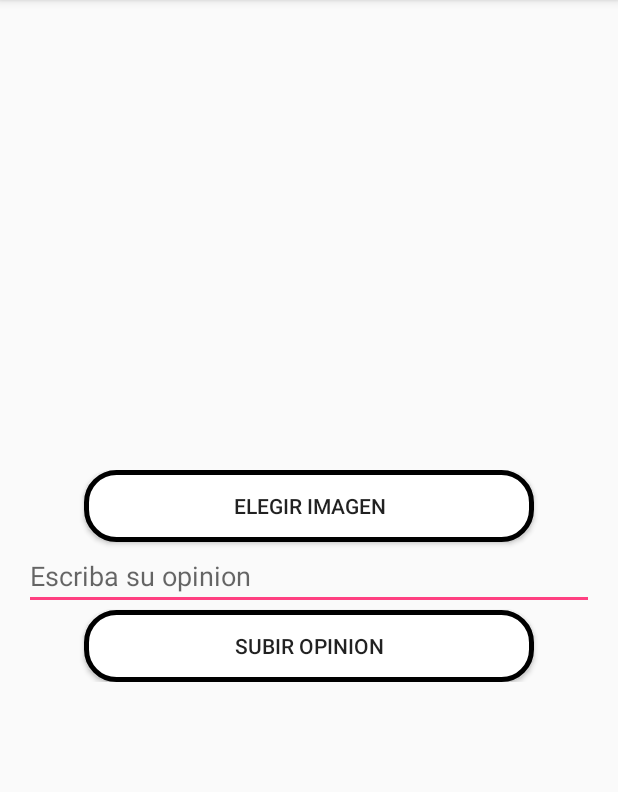
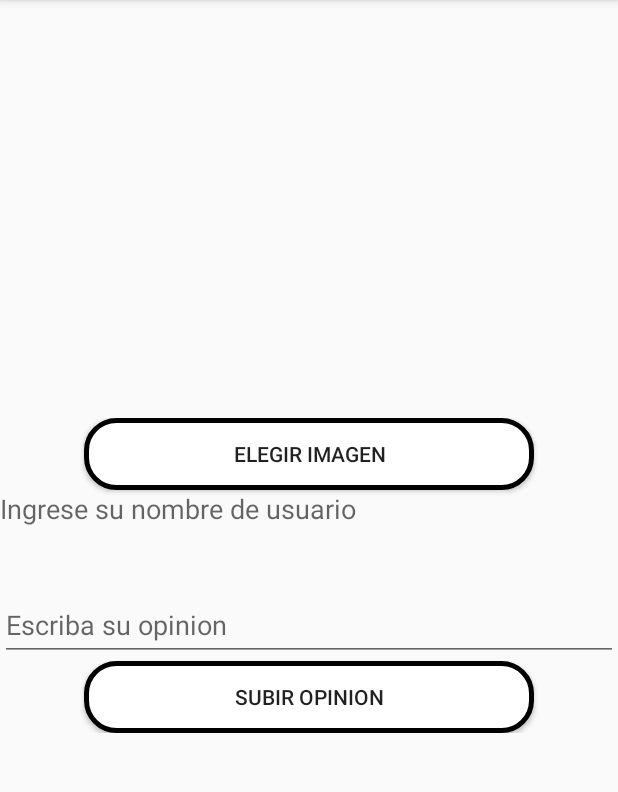
Before and after one commit to Dorkoz-c/SkinTearsFinal2019, an Android app: the SubirImagenActivity screen opened directly, with no data from a screen before it, on a phone screen of 412 x 824 dp, the part 84-876 px from its top. Run offline under Robolectric (Android 15) with nearby library versions, the phone set to English and light mode, and no system bars; our stand-ins replace Volley.

Commit message:
Se agregó el nombre del usuario y se arregló la imagen en el servidor

```diff
--- a/v1.0 SkinTearsApp/app/src/main/java/cl/ccu/skintears/activities/reconocimiento/SubirImagenActivity.java
+++ b/v1.0 SkinTearsApp/app/src/main/java/cl/ccu/skintears/activities/reconocimiento/SubirImagenActivity.java
@@ -8,7 +8,6 @@ import android.net.ConnectivityManager;
 import android.net.NetworkInfo;
 import android.net.Uri;
 import android.os.Bundle;
-import android.os.Handler;
 import android.provider.MediaStore;
 import android.support.v7.app.AppCompatActivity;
 import android.util.Base64;
@@ -16,6 +15,7 @@ import android.view.View;
 import android.widget.Button;
 import android.widget.EditText;
 import android.widget.ImageView;
+import android.widget.TextView;
 import android.widget.Toast;
 
 import com.android.volley.AuthFailureError;
@@ -30,7 +30,6 @@ import com.android.volley.toolbox.Volley;
 import org.apache.commons.lang3.RandomStringUtils;
 
 import cl.ccu.skintears.R;
-import cl.ccu.skintears.activities.CompartirImagenActivity;
 
 import java.io.ByteArrayOutputStream;
 import java.io.IOException;
@@ -46,6 +45,8 @@ public class SubirImagenActivity extends AppCompatActivity implements View.OnCli
 
     private EditText editTextName;
 
+    private TextView usuarioText;
+
     private Bitmap bitmap;
 
     private int PICK_IMAGE_REQUEST = 1;
@@ -55,6 +56,7 @@ public class SubirImagenActivity extends AppCompatActivity implements View.OnCli
     private String KEY_IMAGEN = "foto";
     private String KEY_NOMBRE = "opinion";
     private String KEY_RANIMG = "randomstring";
+    private String KEY_USUARIO = "usuario";
 
 
     @Override
@@ -66,6 +68,7 @@ public class SubirImagenActivity extends AppCompatActivity implements View.OnCli
         btnSubir = (Button) findViewById(R.id.btnSubir);
 
         editTextName = (EditText) findViewById(R.id.editText);
+        usuarioText = (TextView) findViewById(R.id.usuarioTextView);
 
         imageView = (ImageView) findViewById(R.id.imageView);
 
@@ -104,7 +107,7 @@ public class SubirImagenActivity extends AppCompatActivity implements View.OnCli
 
     private void uploadImage() {
         //Mostrar el diálogo de progreso
-        final ProgressDialog loading = ProgressDialog.show(this, "Subiendo Imagen", "Espere por favor . . .", false, false);
+        final ProgressDialog loading = ProgressDialog.show(this, "Subiendo Imagen Y Opinion", "Espere por favor . . .", false, false);
         StringRequest stringRequest = new StringRequest(Request.Method.POST, UPLOAD_URL,
                 new Response.Listener<String>() {
                     @Override
@@ -132,7 +135,10 @@ public class SubirImagenActivity extends AppCompatActivity implements View.OnCli
                 //Convertir bits a cadena
                 String imagen = getStringImagen(bitmap);
 
-                //Obtener el nombre de la imagen
+                //se agrega el nombre del usuario que registra la opinion
+                String usuarioNombre = usuarioText.getText().toString();
+
+                //Obtener la opinion de la imagen
                 String opinion = editTextName.getText().toString().trim();
 
                 //Creación de parámetros
@@ -144,6 +150,7 @@ public class SubirImagenActivity extends AppCompatActivity implements View.OnCli
                 params.put(KEY_IMAGEN, imagen);
                 params.put(KEY_NOMBRE, opinion);
                 params.put(KEY_RANIMG, random);
+                params.put(KEY_USUARIO, usuarioNombre);
 
                 //Parámetros de retorno
                 return params;
--- a/v1.0 SkinTearsApp/app/src/main/res/layout/activity_subir_imagen.xml
+++ b/v1.0 SkinTearsApp/app/src/main/res/layout/activity_subir_imagen.xml
@@ -5,14 +5,9 @@
 
     <RelativeLayout
         android:layout_width="match_parent"
-        android:layout_height="match_parent"
-        android:layout_centerInParent="true"
         android:layout_gravity="center"
         android:orientation="vertical"
-        android:paddingLeft="@dimen/activity_horizontal_margin"
-        android:paddingTop="@dimen/activity_vertical_margin"
-        android:paddingRight="@dimen/activity_horizontal_margin"
-        android:paddingBottom="@dimen/activity_vertical_margin">
+        android:layout_height="wrap_content">
 
 
         <Button
@@ -23,7 +18,6 @@
             android:layout_centerHorizontal="true"
             android:background="@drawable/estilo_borde_redondo"
             android:text="Elegir imagen" />
-
 
         <ImageView
             android:id="@+id/imageView"
@@ -38,10 +32,25 @@
             android:id="@+id/editText"
             android:layout_width="match_parent"
             android:layout_height="wrap_content"
-            android:layout_below="@+id/imageView"
+            android:layout_below="@id/usuarioTextView"
+            android:layout_marginTop="18dp"
             android:digits="ABCDEFGHIJKLMNOPQRSTUVWXYZabcdefghijklmnopqrstuvwxyz0123456789 "
             android:hint="Escriba su opinion"
-            android:maxLength="50" />
+            android:maxLength="50"
+            android:minHeight="48dp" />
+
+        <TextView
+            android:id="@+id/usuarioTextView"
+            android:layout_width="match_parent"
+            android:layout_height="wrap_content"
+            android:layout_below="@id/btnBuscar"
+            android:digits="ABCDEFGHIJKLMNOPQRSTUVWXYZabcdefghijklmnopqrstuvwxyz0123456789 "
+            android:focusable="true"
+            android:focusableInTouchMode="true"
+            android:hint="Ingrese su nombre de usuario"
+            android:maxLength="50"
+            android:minHeight="48dp"
+            android:textSize="18dp" />
 
         <Button
             android:id="@+id/btnSubir"
```
